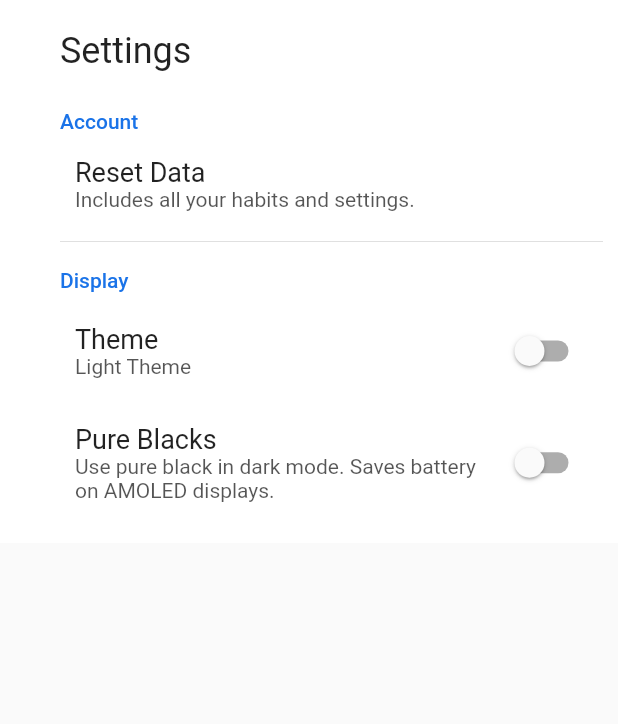
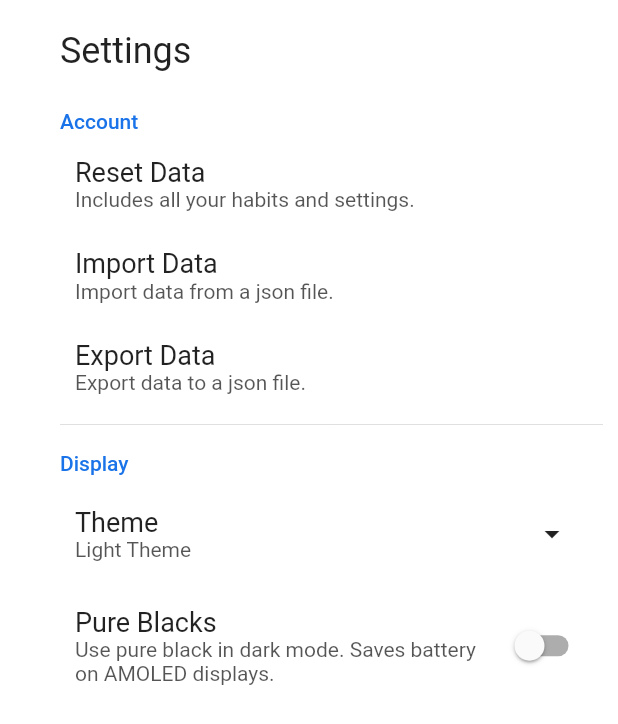
Before and after one commit to td0m/habitat, a Flutter app: the SettingsPage widget shown alone on an empty page, opened directly, on a phone screen of 412 x 824 dp. Shown: the top 724 px of the screen. Run offline on Flutter 3.47's test engine with Material 2 defaults, Android fonts, the phone set to English and light mode, and no system bars; our stand-ins replace date_format, file_picker, shared_preferences; missing offline and left inert: flutter_circular_chart; accounts and stored records are empty; generated files the repository leaves out were written again.

Commit message:
Improvements & fixes

```diff
--- a/lib/main.dart
+++ b/lib/main.dart
@@ -23,8 +23,12 @@ class _AppState extends State<App> {
       ScopedModel.of<Preferences>(context, rebuildOnChange: true);
 
   _theme() {
-    final dark = _prefs.darkMode;
+    final now = DateTime.now();
+    final isDarkOutside = now.hour > 21 || now.hour < 7;
+    final dark =
+        _prefs.theme == "Dark" || _prefs.theme == "Adaptive" && isDarkOutside;
     final amoled = _prefs.amoledDark;
+
     return ThemeData(
       primaryColor: Color(0xff1a73e8),
       accentColor: Color(0xff1a73e8),
--- a/lib/models/habit_model.dart
+++ b/lib/models/habit_model.dart
@@ -32,6 +32,10 @@ class Habit {
   int get streak {
     int count = 0;
     DateTime date = DateTime.now();
+    if (map.containsKey(_getKey(date)) && map[_getKey(date)]) {
+      count++;
+    }
+    date = date.subtract(Duration(days: 1));
     while (map.containsKey(_getKey(date)) && map[_getKey(date)]) {
       date = date.subtract(Duration(days: 1));
       count++;
@@ -100,6 +104,21 @@ class HabitModel extends Model {
     }));
   }
 
+  importJson(String path) async {
+    final local = await _getStorageFile();
+    final newContent = await File(path).readAsString();
+    await local.writeAsString(newContent);
+    await _fetchLocal();
+  }
+
+  Future<String> getData() async {
+    final file = await _getStorageFile();
+    if (await file.exists()) {
+      return await file.readAsString();
+    }
+    return "";
+  }
+
   List<Habit> get habits => _habits;
   set habits(List<Habit> value) {
     _habits = value;
--- a/lib/models/preferences.dart
+++ b/lib/models/preferences.dart
@@ -2,21 +2,20 @@ import 'package:scoped_model/scoped_model.dart';
 import 'package:shared_preferences/shared_preferences.dart';
 
 class Preferences extends Model {
-  bool _darkMode = false;
+  String _theme = "Light";
+  String get theme => _theme;
+  set theme(String value) {
+    _theme = value;
+    notifyListeners();
+
+    this.prefs.setString("theme", value);
+  }
+
   bool _amoledDark = false;
   SharedPreferences prefs;
 
   Preferences() {
     fetchLocal();
-  }
-
-  bool get darkMode => _darkMode;
-  set darkMode(bool dark) {
-    this._darkMode = dark;
-    notifyListeners();
-
-    // save
-    this.prefs.setBool("darkTheme", dark);
   }
 
   bool get amoledDark => _amoledDark;
@@ -29,8 +28,6 @@ class Preferences extends Model {
 
   fetchLocal() async {
     this.prefs = await SharedPreferences.getInstance();
-    final darkMode = prefs.getBool("darkTheme");
-    if (darkMode != null) this.darkMode = darkMode;
     final amoledDark = prefs.getBool("amoledDark");
     if (amoledDark != null) this.amoledDark = amoledDark;
   }
--- a/lib/pages/settings_page.dart
+++ b/lib/pages/settings_page.dart
@@ -1,8 +1,14 @@
+import 'dart:io';
+
 import 'package:flutter/material.dart';
 import 'package:habitat/models/habit_model.dart';
 import 'package:habitat/models/preferences.dart';
 import 'package:habitat/ui/confirm_dialog.dart';
+import 'package:habitat/ui/settings.dart';
+import 'package:path_provider/path_provider.dart';
 import 'package:scoped_model/scoped_model.dart';
+import 'package:file_picker/file_picker.dart';
+import 'package:path/path.dart' as path;
 
 class SettingsPage extends StatefulWidget {
   _SettingsPageState createState() => _SettingsPageState();
@@ -11,6 +17,9 @@ class SettingsPage extends StatefulWidget {
 class _SettingsPageState extends State<SettingsPage> {
   Preferences get prefs =>
       ScopedModel.of<Preferences>(context, rebuildOnChange: true);
+
+  HabitModel get habitModel =>
+      ScopedModel.of<HabitModel>(context, rebuildOnChange: true);
 
   _confirmResetData() async {
     showDialog(
@@ -25,8 +34,38 @@ class _SettingsPageState extends State<SettingsPage> {
   }
 
   _resetData() {
-    final habitModel = ScopedModel.of<HabitModel>(context);
     habitModel.habits = [];
+  }
+
+  _importData() async {
+    String filePath = await FilePicker.getFilePath(
+      type: FileType.ANY,
+    );
+    if (filePath == null) {
+    } else if (path.extension(filePath) == ".json") {
+      habitModel.importJson(filePath);
+    } else {
+      showDialog(
+        context: context,
+        builder: (context) => ConfirmDialog(
+              title: "Invalid extension",
+              description:
+                  "JSON file required, instead given ${path.extension(filePath)}",
+              onConfirm: () {},
+            ),
+      );
+    }
+  }
+
+  _exportData() async {
+    String filePath = await FilePicker.getFilePath(
+      type: FileType.ANY,
+    );
+    if (path.extension(filePath) != ".json") {
+      filePath = path.join(path.dirname(filePath), "habitat.exported.json");
+      await File(filePath).create();
+    }
+    await File(filePath).writeAsString(await habitModel.getData());
   }
 
   @override
@@ -64,15 +103,32 @@ class _SettingsPageState extends State<SettingsPage> {
               description: "Includes all your habits and settings.",
               onTap: _confirmResetData,
             ),
+            Setting(
+              title: "Import Data",
+              description: "Import data from a json file.",
+              onTap: _importData,
+            ),
+            Setting(
+              title: "Export Data",
+              description: "Export data to a json file.",
+              onTap: _exportData,
+            ),
             Divider(),
             SettingsSection("Display"),
             Setting(
               title: "Theme",
-              description: prefs.darkMode ? "Dark Theme" : "Light Theme",
-              onTap: () => prefs.darkMode = !prefs.darkMode,
-              trailing: Switch(
-                value: prefs.darkMode,
-                onChanged: (val) => prefs.darkMode = val,
+              description: prefs.theme + " Theme",
+              trailing: PopupMenuButton<String>(
+                initialValue: prefs.theme,
+                icon: Icon(Icons.arrow_drop_down),
+                onSelected: (theme) => prefs.theme = theme,
+                itemBuilder: (BuildContext context) =>
+                    ["Light", "Dark", "Adaptive"]
+                        .map((theme) => PopupMenuItem<String>(
+                              value: theme,
+                              child: Text(theme),
+                            ))
+                        .toList(),
               ),
             ),
             Setting(
@@ -81,6 +137,7 @@ class _SettingsPageState extends State<SettingsPage> {
                   "Use pure black in dark mode. Saves battery on AMOLED displays.",
               onTap: () => prefs.amoledDark = !prefs.amoledDark,
               trailing: Switch(
+                activeColor: themeData.primaryColor,
                 value: prefs.amoledDark,
                 onChanged: (val) => prefs.amoledDark = val,
               ),
@@ -91,79 +148,3 @@ class _SettingsPageState extends State<SettingsPage> {
     );
   }
 }
-
-class Setting extends StatelessWidget {
-  final VoidCallback onTap;
-  final String title;
-  final String description;
-  final Widget trailing;
-  Setting({
-    @required this.onTap,
-    @required this.title,
-    @required this.description,
-    Widget trailing,
-  }) : this.trailing = trailing ?? Text("");
-
-  @override
-  Widget build(BuildContext context) {
-    return Material(
-      color: Colors.transparent,
-      child: InkWell(
-        borderRadius: BorderRadius.circular(5),
-        onTap: onTap,
-        child: Container(
-          padding: EdgeInsets.only(left: 10, right: 10, top: 12, bottom: 12),
-          child: Row(
-            crossAxisAlignment: CrossAxisAlignment.center,
-            children: <Widget>[
-              Expanded(
-                child: Column(
-                  crossAxisAlignment: CrossAxisAlignment.start,
-                  mainAxisAlignment: MainAxisAlignment.center,
-                  children: <Widget>[
-                    Text(
-                      title,
-                      style: TextStyle(
-                        fontSize: 18,
-                      ),
-                    ),
-                    Text(
-                      description,
-                      style: TextStyle(
-                        color: Theme.of(context)
-                            .textTheme
-                            .body1
-                            .color
-                            .withAlpha(0xaa),
-                        fontSize: 14,
-                      ),
-                    ),
-                  ],
-                ),
-              ),
-              trailing
-            ],
-          ),
-        ),
-      ),
-    );
-  }
-}
-
-class SettingsSection extends StatelessWidget {
-  final String text;
-  SettingsSection(this.text);
-
-  @override
-  Widget build(BuildContext context) {
-    return Padding(
-      padding: EdgeInsets.only(bottom: 3, top: 10),
-      child: Text(
-        text,
-        style: Theme.of(context).textTheme.body2.copyWith(
-              color: Theme.of(context).primaryColor,
-            ),
-      ),
-    );
-  }
-}
--- /dev/null
+++ b/lib/ui/settings.dart
@@ -0,0 +1,77 @@
+import 'package:flutter/material.dart';
+
+class Setting extends StatelessWidget {
+  final VoidCallback onTap;
+  final String title;
+  final String description;
+  final Widget trailing;
+  Setting({
+    this.onTap,
+    @required this.title,
+    @required this.description,
+    Widget trailing,
+  }) : this.trailing = trailing ?? Text("");
+
+  @override
+  Widget build(BuildContext context) {
+    return Material(
+      color: Colors.transparent,
+      child: InkWell(
+        borderRadius: BorderRadius.circular(5),
+        onTap: onTap,
+        child: Container(
+          padding: EdgeInsets.only(left: 10, right: 10, top: 12, bottom: 12),
+          child: Row(
+            crossAxisAlignment: CrossAxisAlignment.center,
+            children: <Widget>[
+              Expanded(
+                child: Column(
+                  crossAxisAlignment: CrossAxisAlignment.start,
+                  mainAxisAlignment: MainAxisAlignment.center,
+                  children: <Widget>[
+                    Text(
+                      title,
+                      style: TextStyle(
+                        fontSize: 18,
+                      ),
+                    ),
+                    Text(
+                      description,
+                      style: TextStyle(
+                        color: Theme.of(context)
+                            .textTheme
+                            .body1
+                            .color
+                            .withAlpha(0xaa),
+                        fontSize: 14,
+                      ),
+                    ),
+                  ],
+                ),
+              ),
+              trailing
+            ],
+          ),
+        ),
+      ),
+    );
+  }
+}
+
+class SettingsSection extends StatelessWidget {
+  final String text;
+  SettingsSection(this.text);
+
+  @override
+  Widget build(BuildContext context) {
+    return Padding(
+      padding: EdgeInsets.only(bottom: 3, top: 10),
+      child: Text(
+        text,
+        style: Theme.of(context).textTheme.body2.copyWith(
+              color: Theme.of(context).primaryColor,
+            ),
+      ),
+    );
+  }
+}
```
Also changed, not shown: pubspec.yaml (+7 -35 lines), 1 other file.
